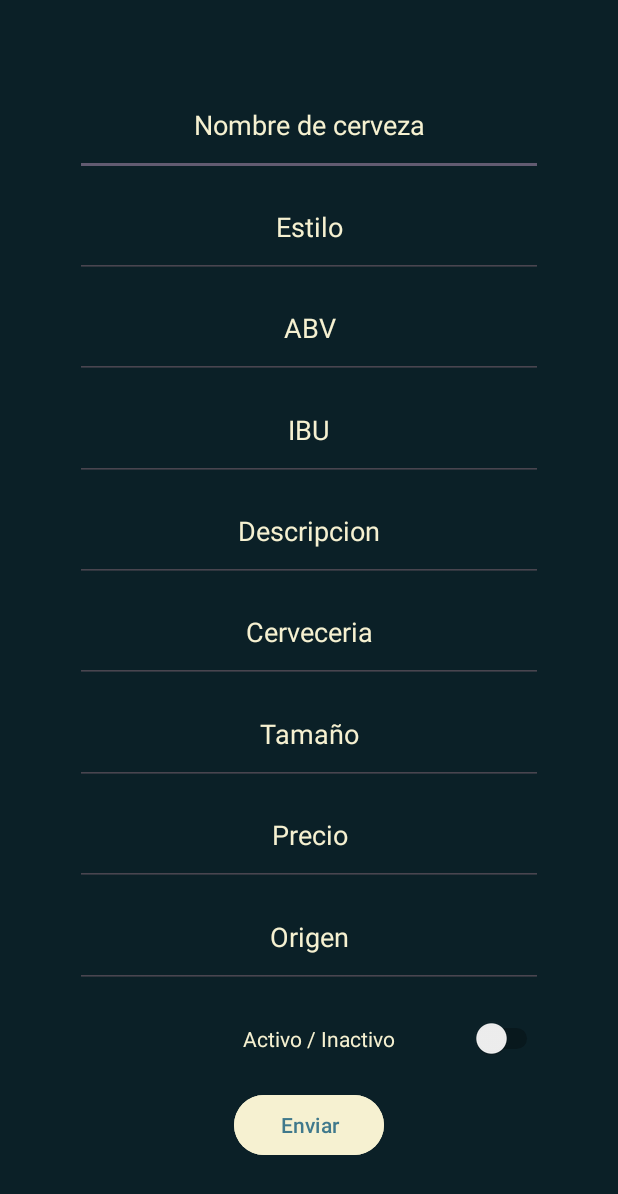
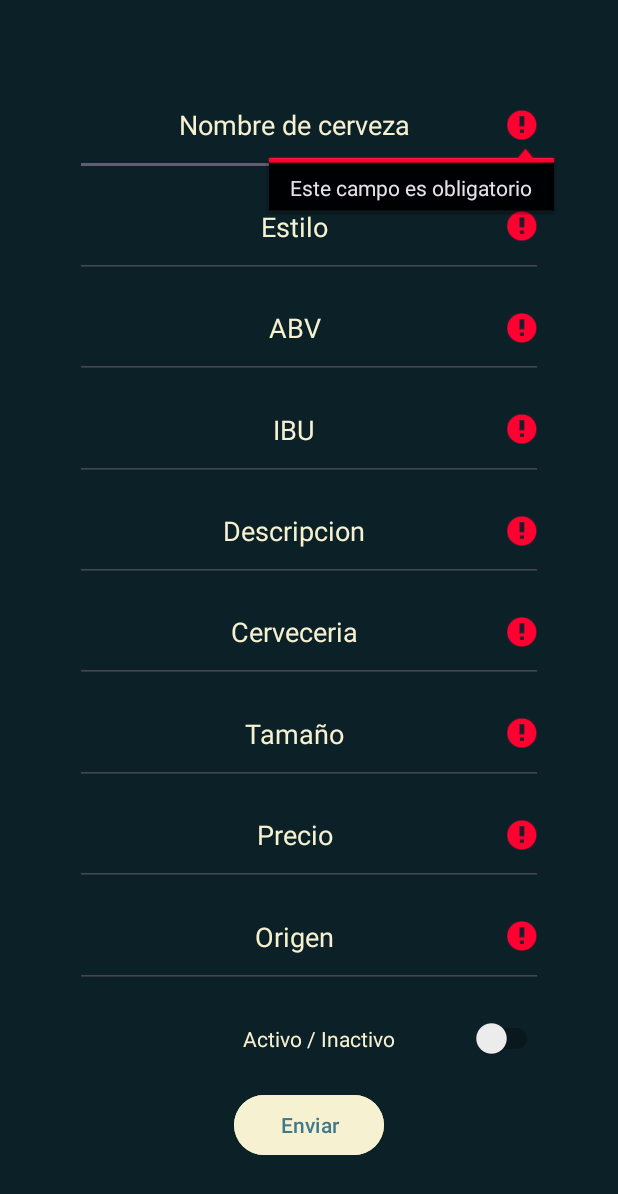
Before and after one commit to FranciscoColin/TapRoom, an Android app: the ActivityNueva screen opened directly, with no data from a screen before it, after a tap on "Enviar", on a phone screen of 412 x 824 dp. Shown: the top 1194 px of the screen. Run offline under Robolectric (Android 15) with nearby library versions, the phone set to English and light mode, and no system bars.

Commit message:
Cambios 18/03/2024

```diff
--- a/app/src/main/AndroidManifest.xml
+++ b/app/src/main/AndroidManifest.xml
@@ -2,6 +2,7 @@
 <manifest xmlns:android="http://schemas.android.com/apk/res/android"
     xmlns:tools="http://schemas.android.com/tools">
     <uses-permission android:name="android.permission.INTERNET" />
+    <uses-permission android:name="android.permission.ACCESS_NETWORK_STATE" />
 
     <application
         android:allowBackup="true"
--- a/app/src/main/java/com/desarrollosPatito/taproom/Nueva/ActivityNueva.java
+++ b/app/src/main/java/com/desarrollosPatito/taproom/Nueva/ActivityNueva.java
@@ -1,5 +1,6 @@
 package com.desarrollosPatito.taproom.Nueva;
 
+import android.app.Dialog;
 import android.os.Bundle;
 import android.view.View;
 import android.widget.Button;
@@ -10,7 +11,8 @@ import androidx.activity.EdgeToEdge;
 import androidx.appcompat.app.AppCompatActivity;
 
 import com.desarrollosPatito.taproom.R;
-import com.desarrollosPatito.taproom.ClienteTapRoom;
+import com.desarrollosPatito.taproom.Utilidades.ClienteTapRoom;
+import com.desarrollosPatito.taproom.Utilidades.Generales;
 
 
 import retrofit2.Call;
@@ -24,6 +26,7 @@ public class ActivityNueva extends AppCompatActivity {
     Button enviar;
 
     ApiNueva apiService;
+    Dialog dialogCarga;
 
     protected void onCreate(Bundle savedInstanceState) {
         super.onCreate(savedInstanceState);
@@ -50,11 +53,14 @@ public class ActivityNueva extends AppCompatActivity {
 
         apiService = ClienteTapRoom.getClient().create(ApiNueva.class);
     }
-    public void  events()
-    {
+    public void events() {
         enviar.setOnClickListener(new View.OnClickListener() {
             @Override
             public void onClick(View v) {
+                if (Generales.isNetworkConnected(ActivityNueva.this)) {
+                    try {
+                        // Validaciones
+                        if(validarCampos()){
                             String nombreCerveza = nombre.getText().toString();
                             String estiloCerveza = estilo.getText().toString();
                             double abvCerveza = Double.parseDouble(abv.getText().toString());
@@ -67,30 +73,101 @@ public class ActivityNueva extends AppCompatActivity {
 
                             insertBeer(nombreCerveza, estiloCerveza, abvCerveza, ibuCerveza, descripcionCerveza, cerveceriaCerveza, tamanioCerveza, precioCerveza, origenCerveza);
                         }
+                    } catch (NumberFormatException e) {
+                        Toast.makeText(ActivityNueva.this, "Por favor, verifica que todos los campos estén correctos.", Toast.LENGTH_SHORT).show();
+                    }
+                } else {
+                    Toast.makeText(ActivityNueva.this, "No hay conexión a Internet", Toast.LENGTH_SHORT).show();
+                }
+
+            }
         });
     }
+
+    private boolean validarCampos() {
+        // Aquí deberías incluir todas las validaciones necesarias, como ejemplos:
+        boolean camposValidos = true;
+
+        if (nombre.getText().toString().trim().isEmpty()) {
+            nombre.setError("Este campo es obligatorio");
+            camposValidos = false;
+        }
+
+        if (estilo.getText().toString().trim().isEmpty()) {
+            estilo.setError("Este campo es obligatorio");
+            camposValidos = false;
+        }
+
+        if (abv.getText().toString().trim().isEmpty()) {
+            abv.setError("Este campo es obligatorio");
+            camposValidos = false;
+        }
+
+        if (ibu.getText().toString().trim().isEmpty()) {
+            ibu.setError("Este campo es obligatorio");
+            camposValidos = false;
+        }
+
+        if (descripcion.getText().toString().trim().isEmpty()) {
+            descripcion.setError("Este campo es obligatorio");
+            camposValidos = false;
+        }
+
+        if (cerveceria.getText().toString().trim().isEmpty()) {
+            cerveceria.setError("Este campo es obligatorio");
+            camposValidos = false;
+        }
+
+        if (tamanio.getText().toString().trim().isEmpty()) {
+            tamanio.setError("Este campo es obligatorio");
+            camposValidos = false;
+        }
+
+        if (precio.getText().toString().trim().isEmpty()) {
+            precio.setError("Este campo es obligatorio");
+            camposValidos = false;
+        }
+
+        if (origen.getText().toString().trim().isEmpty()) {
+            origen.setError("Este campo es obligatorio");
+            camposValidos = false;
+        }
+
+        if (!camposValidos) {
+            Toast.makeText(this, "Por favor complete todos los campos obligatorios", Toast.LENGTH_SHORT).show();
+        }
+
+        return camposValidos;
+    }
+
+
+
     private void insertBeer(String beerName, String beerStyle, double abv, int ibu, String flavorDescription, String brewery, String servingSize, double price, String origin) {
 
+        dialogCarga = Generales.mostrarDialogoCargaConImagen(this);
+
         Call<ReponseNueva> call = apiService.insertBeer(beerName, beerStyle, abv, ibu, flavorDescription, brewery, servingSize, price, origin);
-
         call.enqueue(new Callback<ReponseNueva>() {
             @Override
             public void onResponse(Call<ReponseNueva> call, Response<ReponseNueva> response) {
                 if (response.isSuccessful()) {
                     ReponseNueva apiResponse = response.body();
                     if (apiResponse != null && apiResponse.getStatus().equals("success")) {
-                        Toast.makeText(ActivityNueva.this, "Cerveza insertada correctamente", Toast.LENGTH_SHORT).show();
+                        Toast.makeText(ActivityNueva.this, "Registro guardado correctamente", Toast.LENGTH_SHORT).show();
+                        finish();
                     } else {
                         Toast.makeText(ActivityNueva.this, "Error al insertar cerveza: " + apiResponse.getMessage(), Toast.LENGTH_SHORT).show();
                     }
                 } else {
                     Toast.makeText(ActivityNueva.this, "Error en la respuesta del servidor", Toast.LENGTH_SHORT).show();
                 }
+                Generales.ocultarDialogoCargaConImagen(dialogCarga);
             }
 
             @Override
             public void onFailure(Call<ReponseNueva> call, Throwable t) {
                 Toast.makeText(ActivityNueva.this, "Error de red: " + t.getMessage(), Toast.LENGTH_SHORT).show();
+                Generales.ocultarDialogoCargaConImagen(dialogCarga);
             }
         });
     }
--- a/app/src/main/java/com/desarrollosPatito/taproom/ClienteTapRoom.java
+++ b/app/src/main/java/com/desarrollosPatito/taproom/Utilidades/ClienteTapRoom.java
@@ -1,4 +1,4 @@
-package com.desarrollosPatito.taproom;
+package com.desarrollosPatito.taproom.Utilidades;
 
 import retrofit2.Retrofit;
 import retrofit2.converter.gson.GsonConverterFactory;
--- a/app/src/main/java/com/desarrollosPatito/taproom/Utilidades/Generales.java
+++ b/app/src/main/java/com/desarrollosPatito/taproom/Utilidades/Generales.java
@@ -3,6 +3,8 @@ package com.desarrollosPatito.taproom.Utilidades;
 import android.app.Dialog;
 import android.content.Context;
 import android.graphics.drawable.ColorDrawable;
+import android.net.ConnectivityManager;
+import android.net.NetworkInfo;
 import android.view.animation.Animation;
 import android.view.animation.AnimationUtils;
 import android.widget.ImageView;
@@ -31,4 +33,14 @@ public class Generales {
             dialogoCarga.dismiss();
         }
     }
+
+    // Método para verificar la conexión a Internet
+    public static boolean isNetworkConnected(Context context) {
+        ConnectivityManager connectivityManager = (ConnectivityManager) context.getSystemService(Context.CONNECTIVITY_SERVICE);
+        if (connectivityManager != null) {
+            NetworkInfo activeNetwork = connectivityManager.getActiveNetworkInfo();
+            return activeNetwork != null && activeNetwork.isConnected();
+        }
+        return false;
+    }
 }
--- a/app/src/main/res/layout/activa.xml
+++ b/app/src/main/res/layout/activa.xml
@@ -4,7 +4,7 @@
     xmlns:tools="http://schemas.android.com/tools"
     android:layout_width="match_parent"
     android:layout_height="match_parent"
-    android:padding="20dp"
+    android:padding="10dp"
     android:background="#0B2027"
     android:fitsSystemWindows="true"
     tools:context=".Catalogo.ActivityCatalogo">
--- a/app/src/main/res/layout/nueva.xml
+++ b/app/src/main/res/layout/nueva.xml
@@ -15,6 +15,7 @@
         android:singleLine="true"
         android:textColor="#f6f1d1"
         android:textColorHint="#f6f1d1"
+        android:inputType="text"
         android:gravity="center"
         app:layout_constraintTop_toTopOf="parent"
         app:layout_constraintBottom_toTopOf="@id/beerStyle"
@@ -24,6 +25,7 @@
 
     <EditText
         android:id="@+id/beerStyle"
+        android:inputType="text"
         android:layout_width="0dp"
         android:layout_height="0dp"
         android:hint="Estilo"
@@ -71,6 +73,7 @@
 
     <EditText
         android:id="@+id/descripcion"
+        android:inputType="text"
         android:layout_width="0dp"
         android:layout_height="0dp"
         android:hint="Descripcion"
@@ -89,6 +92,7 @@
         android:layout_height="0dp"
         android:hint="Cerveceria"
         android:singleLine="true"
+        android:inputType="text"
         android:gravity="center"
         app:layout_constraintTop_toBottomOf="@id/descripcion"
         app:layout_constraintBottom_toTopOf="@id/tamanio"
@@ -104,6 +108,7 @@
         android:layout_height="0dp"
         android:hint="Tamaño"
         android:gravity="center"
+        android:inputType="text"
         app:layout_constraintTop_toBottomOf="@id/cerveceria"
         app:layout_constraintStart_toStartOf="parent"
         app:layout_constraintEnd_toEndOf="parent"
@@ -119,6 +124,7 @@
         android:layout_height="0dp"
         android:hint="Precio"
         android:gravity="center"
+        android:inputType="numberDecimal"
         app:layout_constraintTop_toBottomOf="@id/tamanio"
         app:layout_constraintStart_toStartOf="parent"
         app:layout_constraintEnd_toEndOf="parent"
@@ -133,6 +139,7 @@
         android:singleLine="true"
         android:layout_height="0dp"
         android:hint="Origen"
+        android:inputType="text"
         android:gravity="center"
         app:layout_constraintTop_toBottomOf="@id/precio"
         app:layout_constraintStart_toStartOf="parent"
@@ -146,7 +153,6 @@
         android:id="@+id/status"
         android:layout_width="0dp"
         android:layout_height="0dp"
-
         android:text="                  Activo / Inactivo"
         android:gravity="center"
         app:layout_constraintTop_toBottomOf="@id/origen"
--- a/app/src/main/res/values/strings.xml
+++ b/app/src/main/res/values/strings.xml
@@ -1,3 +1,5 @@
 <resources>
     <string name="app_name">TapRoom</string>
+    <string name="editar">Editar Registro</string>
+    <string name="borrar">Borrar Registro</string>
 </resources>
```
Also changed, not shown: app/src/main/java/com/desarrollosPatito/taproom/Catalogo/ActivityCatalogo.java (+4 -14 lines), app/src/main/java/com/desarrollosPatito/taproom/MainActivity.java (+14 -5 lines), app/src/main/res/layout/ficha_catalogo.xml (+7 -14 lines). Lines whose indentation alone changed are shown as unchanged.
